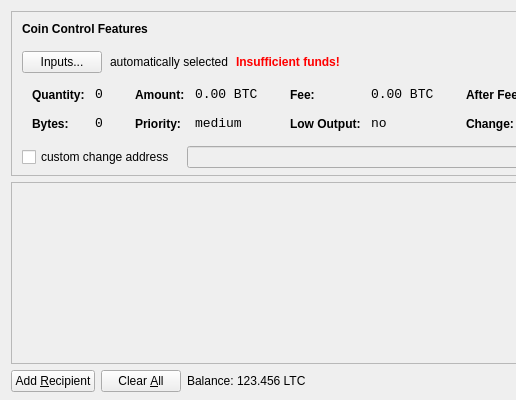
Qt form src/qt/forms/sendcoinsdialog.ui (nnikka/learncoin) before a commit; both pictures show x 0 to 516 and y 0 to 400 of the 850 by 400 pixel window.
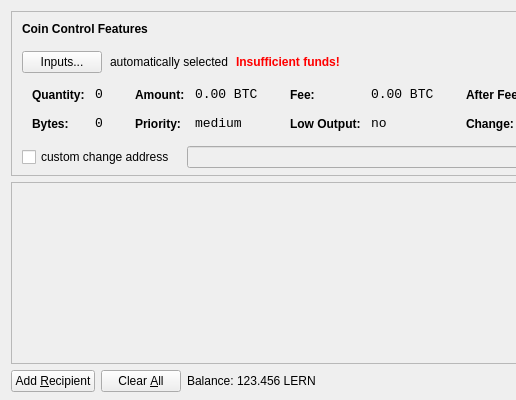
The same form after that commit. Icons and pictures are not drawn.

What changed in the file:
```diff
--- a/src/qt/forms/sendcoinsdialog.ui
+++ b/src/qt/forms/sendcoinsdialog.ui
@@ -720,7 +720,7 @@
           <cursorShape>IBeamCursor</cursorShape>
          </property>
          <property name="text">
-          <string>123.456 LTC</string>
+          <string>123.456 LERN</string>
          </property>
          <property name="textInteractionFlags">
           <set>Qt::LinksAccessibleByMouse|Qt::TextSelectableByKeyboard|Qt::TextSelectableByMouse</set>
```
